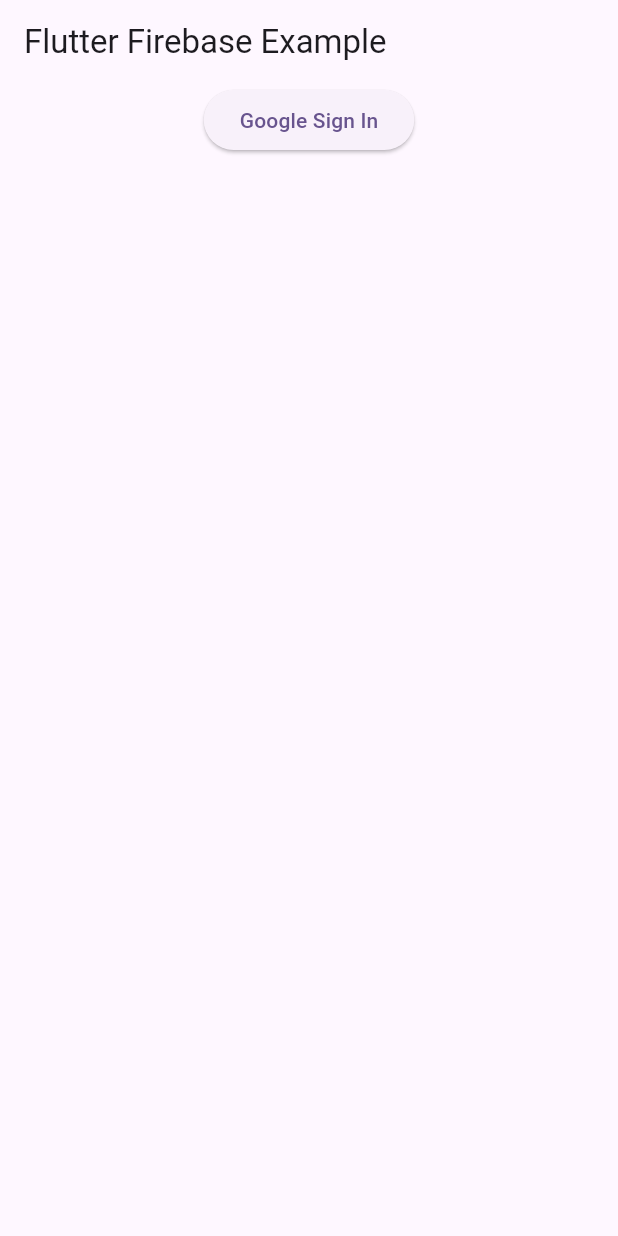
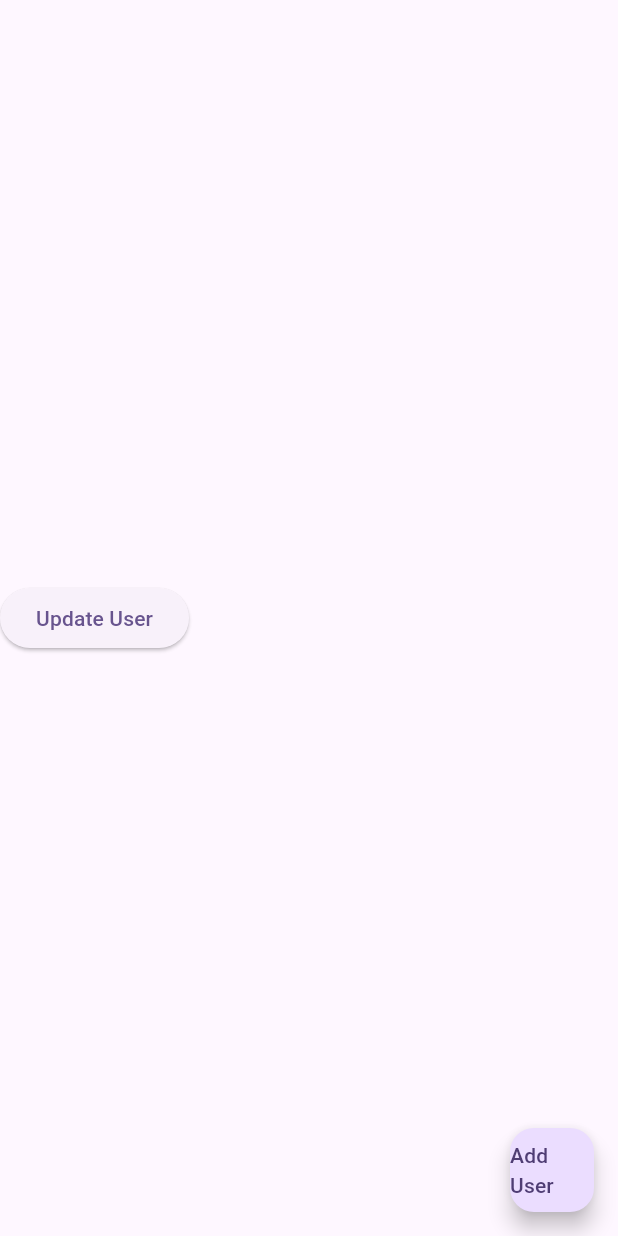
Before and after one commit to massil30/Flutter_Firebase, a Flutter app: the screen it shows after launch, on a phone screen of 412 x 824 dp. Run offline on Flutter 3.47's test engine with Material 3 defaults, Android fonts, the phone set to English and light mode, and no system bars; our stand-ins replace cloud_firestore, firebase_auth, firebase_core, get, google_sign_in; accounts and stored records are empty; generated files the repository leaves out were written again.

Commit message:
Activate Firestore Add User + get_all_users function

```diff
--- a/lib/Firestore/docs_constant.dart
+++ b/lib/Firestore/docs_constant.dart
@@ -1,10 +1,9 @@
 // Collections
 const String userCollection = 'users';
 
-//User Collections
+//User Collections Attributs
 const String userId = 'id';
 const String userFullName = 'full_name';
 const String userPhotoUrl = 'photo_url';
 const String userEmail = 'email';
 const String userFunction = 'function';
-// User Functions
--- a/lib/Firestore/firestore_services.dart
+++ b/lib/Firestore/firestore_services.dart
@@ -0,0 +1,35 @@
+import 'package:cloud_firestore/cloud_firestore.dart';
+import 'package:flutter_firebase/Firestore/docs_constant.dart';
+import 'user_model.dart';
+
+class FirestoreService {
+  final FirebaseFirestore _db = FirebaseFirestore.instance;
+
+  Future<void> createUser(UserModel user) async {
+    await _db.collection(userCollection).doc(user.id).set(user.toMap());
+  }
+
+  Future<UserModel?> getUser(String id) async {
+    DocumentSnapshot doc = await _db.collection(userCollection).doc(id).get();
+    if (doc.exists) {
+      return UserModel.fromMap(doc.data() as Map<String, dynamic>, doc.id);
+    }
+    return null;
+  }
+
+  Future<List<UserModel>> get_all_Users() async {
+    QuerySnapshot snapshot = await _db.collection(userCollection).get();
+    return snapshot.docs
+        .map((doc) =>
+            UserModel.fromMap(doc.data() as Map<String, dynamic>, doc.id))
+        .toList();
+  }
+
+  Future<void> updateUser(UserModel user) async {
+    await _db.collection(userCollection).doc(user.id).update(user.toMap());
+  }
+
+  Future<void> deleteUser(String id) async {
+    await _db.collection(userCollection).doc(id).delete();
+  }
+}
--- /dev/null
+++ b/lib/Firestore/firestore_view.dart
@@ -0,0 +1,48 @@
+import 'package:flutter/material.dart';
+import 'package:flutter_firebase/Firestore/firestore_services.dart';
+import 'package:flutter_firebase/Firestore/user_model.dart';
+
+class Firestore_View extends StatefulWidget {
+  const Firestore_View({super.key});
+
+  @override
+  State<Firestore_View> createState() => _Firestore_ViewState();
+}
+
+class _Firestore_ViewState extends State<Firestore_View> {
+  FirestoreService firestoreService = FirestoreService();
+  @override
+  Widget build(BuildContext context) {
+    return Scaffold(
+      floatingActionButton: FloatingActionButton(
+        onPressed: () {
+          firestoreService
+              .createUser(UserModel(
+                  full_name: 'John Doe',
+                  photo_url: 'https://example.com/photo.jpg',
+                  email: 'john.doe@example.com',
+                  function: 'Developer'))
+              .then((value) => print('User added successfully'));
+        },
+        child: const Text('Add User'),
+      ),
+      body: Column(
+        mainAxisAlignment: MainAxisAlignment.center,
+        crossAxisAlignment: CrossAxisAlignment.center,
+        children: [
+          ElevatedButton(
+              onPressed: () {
+                firestoreService
+                    .updateUser(UserModel(
+                        full_name: 'Hello World',
+                        photo_url: 'photo_url',
+                        email: 'email',
+                        function: 'function'))
+                    .then((value) => print('User updated successfully'));
+              },
+              child: const Text('Update User')),
+        ],
+      ),
+    );
+  }
+}
--- a/lib/main.dart
+++ b/lib/main.dart
@@ -2,6 +2,7 @@ import 'package:firebase_auth/firebase_auth.dart';
 import 'package:flutter/material.dart';
 import 'package:firebase_core/firebase_core.dart';
 import 'package:flutter_firebase/AuthGmail/signIn_service.dart';
+import 'package:flutter_firebase/Firestore/firestore_view.dart';
 import 'package:flutter_firebase/HomeView.dart';
 import 'firebase_options.dart';
 import 'package:get/get.dart';
@@ -27,12 +28,14 @@ class MyApp extends StatelessWidget {
     GooglAuth authService = GooglAuth();
 
     return GetMaterialApp(
-      title: 'Flutter Demo',
+      debugShowCheckedModeBanner: false,
       theme: ThemeData(
         colorScheme: ColorScheme.fromSeed(seedColor: Colors.deepPurple),
         useMaterial3: true,
       ),
-      home: authService.getCurrentUser() != null ? Homeview() : MainPage(),
+      home: authService.getCurrentUser() != null
+          ? Firestore_View()
+          : Firestore_View(),
     );
   }
 }
```
Also changed, not shown: 1 other file.
